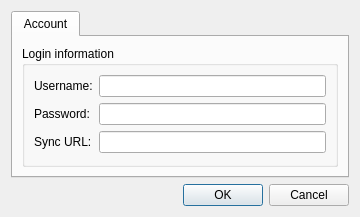
KDE/akunambol, file qtgui/settings.ui: the form before one commit.
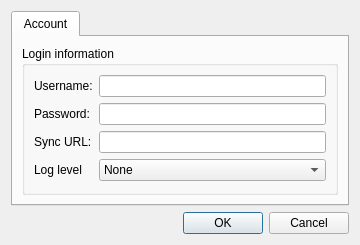
The form after the commit.

Commit message: reenable setting the log level

What changed in the file:
```diff
--- a/qtgui/settings.ui
+++ b/qtgui/settings.ui
@@ -63,6 +63,32 @@
             <item row="2" column="1">
              <widget class="QLineEdit" name="syncUrl"/>
             </item>
+            <item row="3" column="0">
+             <widget class="QLabel" name="label_4">
+              <property name="text">
+               <string>Log level</string>
+              </property>
+             </widget>
+            </item>
+            <item row="3" column="1">
+             <widget class="QComboBox" name="logLevel">
+              <item>
+               <property name="text">
+                <string>None</string>
+               </property>
+              </item>
+              <item>
+               <property name="text">
+                <string>Info</string>
+               </property>
+              </item>
+              <item>
+               <property name="text">
+                <string>Debug</string>
+               </property>
+              </item>
+             </widget>
+            </item>
            </layout>
           </widget>
          </item>
```
The commit also changes 5 other files.
